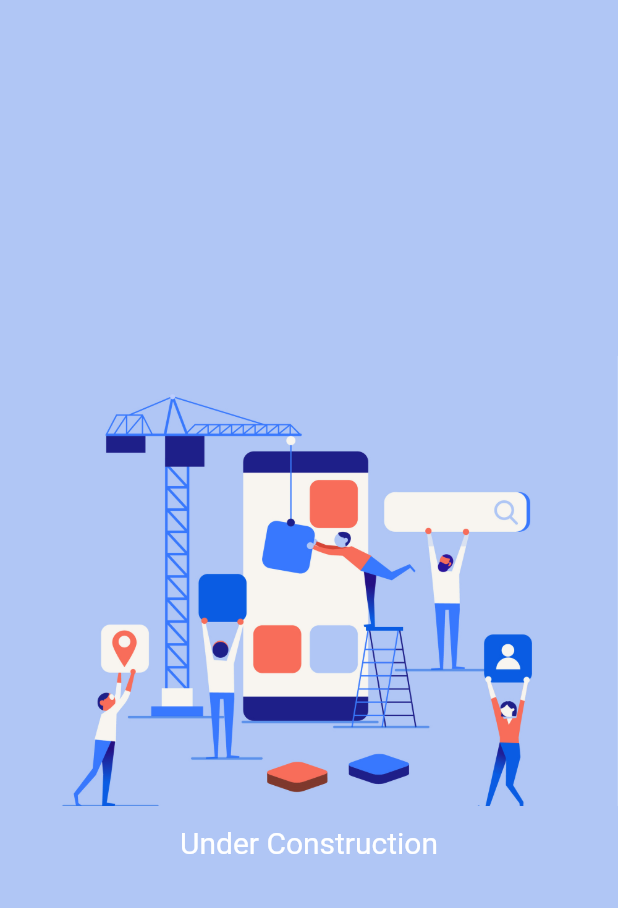
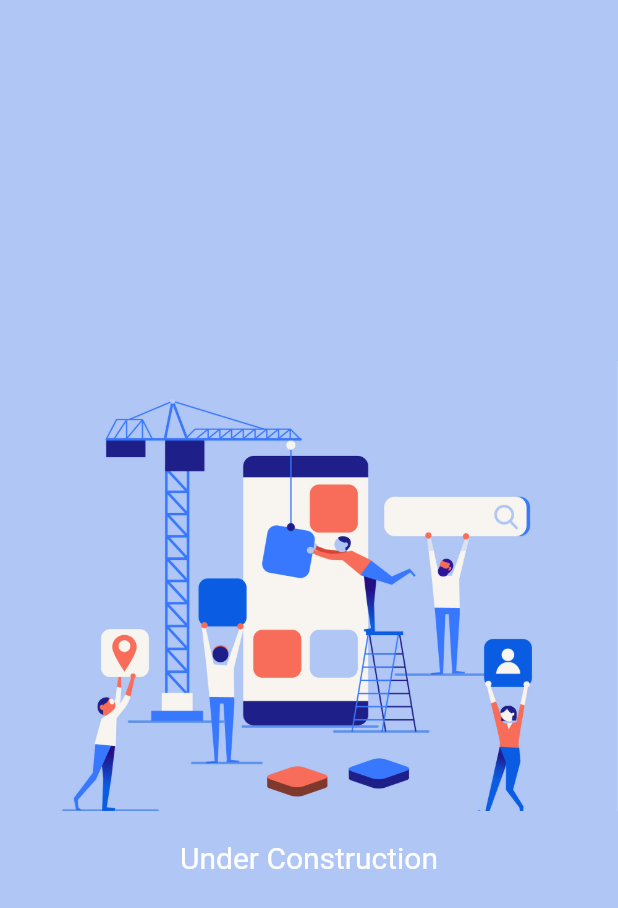
Before and after one commit to vscodeguru/uts-guru, a Flutter app: the screen it shows after launch, after a tap on "RECHARGE", on a phone screen of 412 x 824 dp. Shown: the top 908 px of the screen. Run offline on Flutter 3.47's test engine with Material 2 defaults, Android fonts, the phone set to English and light mode, and no system bars; our stand-ins replace carousel_pro, dio, flutter_svg, keyboard_actions, toast.

Commit message:
Final Commit in UI

```diff
--- a/lib/Dashboard/dashboard.dart
+++ b/lib/Dashboard/dashboard.dart
@@ -96,9 +96,9 @@ class _DashboardState extends State<Dashboard> {
         now.difference(currentBackPressTime) > Duration(seconds: 2)) {
       currentBackPressTime = now;
       Toast.show('Press back again to exit the app', context,
-          duration: 2, backgroundColor: Helper.hexColor('#79afbb'));
+          duration: 2, backgroundColor: Colors.blueGrey[500]);
       return Future.value(false);
     }
-    return SystemChannels.platform.invokeMethod('SystemNavigator.pop');
+   return SystemNavigator.pop();
   }
 }
--- a/lib/Dashboard/widget/ServiceCardWidget.dart
+++ b/lib/Dashboard/widget/ServiceCardWidget.dart
@@ -24,7 +24,7 @@ class ServiceCardWidget extends StatelessWidget {
           onTap: () {
             Navigator.of(context).pushNamed("/error");
           },
-          child: buildContainer('assets/Images/ecommerce/online.png'),
+          child: buildContainer('assets/Images/slider/e-shopping.jpg'),
         ),
       ],
     );
@@ -38,7 +38,8 @@ class ServiceCardWidget extends StatelessWidget {
           image: AssetImage(assetPath),
           fit: BoxFit.cover,
         ),
-          boxShadow: [Helper.buildBoxShadow()]),
+        boxShadow: [Helper.buildBoxShadow()],
+      ),
       height: 180,
     );
   }
--- a/lib/Error/ErrorFile.dart
+++ b/lib/Error/ErrorFile.dart
@@ -12,8 +12,7 @@ class _ErrorPageWidgetState extends State<ErrorPageWidget> {
   Widget build(BuildContext context) {
     return Scaffold(
       backgroundColor: Helper.hexColor('#B0C6F5'),
-      body: Center(
-        child: Column(
+      body: Column(
       mainAxisAlignment: MainAxisAlignment.center,
         children: <Widget>[
           Container(
@@ -25,15 +24,12 @@ class _ErrorPageWidgetState extends State<ErrorPageWidget> {
               ),
             ),
           ),
-            Padding(
-              padding: const EdgeInsets.all(13.0),
-              child: Text(
+          SizedBox(height: 20,),
+          Text(
             'Under Construction',
             style: TextStyle(color: Colors.white, fontSize: 20),
-              ),
           )
         ],
-        ),
       ),
     );
   }
--- a/lib/InvestmentDetails/containerWidget.dart
+++ b/lib/InvestmentDetails/containerWidget.dart
@@ -10,7 +10,7 @@ class InvestmentWidget extends StatelessWidget {
   @override
   Widget build(BuildContext context) {
     return Container(
-      height: MediaQuery.of(context).size.height * 2.45,
+      height: MediaQuery.of(context).size.height * 2.37,
       child: Stack(
         children: <Widget>[
           Container(
@@ -496,6 +496,6 @@ class News1 extends StatelessWidget {
   @override
   Widget build(BuildContext context) {
     return Positioned.fill(
-        top: MediaQuery.of(context).size.height * 1.24  , child: new ListView2());
+        top: MediaQuery.of(context).size.height * 1.24, child: new ListView2());
   }
 }
--- a/lib/InvestmentDetails/dashboardprofile.dart
+++ b/lib/InvestmentDetails/dashboardprofile.dart
@@ -1,6 +1,6 @@
+import 'package:dio/dio.dart';
 import 'package:flutter/cupertino.dart';
 import 'package:flutter/material.dart';
-
 import 'containerWidget.dart';
 
 class UserProfile extends StatefulWidget {
@@ -25,7 +25,6 @@ class _UserProfileState extends State<UserProfile> {
   }
 }
 
-
 class InvestmentWidgetDefinition extends StatelessWidget {
   const InvestmentWidgetDefinition({
     Key key,
--- a/lib/Registration/registration.dart
+++ b/lib/Registration/registration.dart
@@ -141,7 +141,7 @@ class _ContentState extends State<Content> with TickerProviderStateMixin {
                       Column(
                         children: <Widget>[
                           Padding(
-                            padding: const EdgeInsets.only(top: 18.0),
+                            padding: const EdgeInsets.only(top: 38.0),
                             child: Container(
                               height: 240,
                               width: double.infinity,
--- a/lib/TopUp/topup.dart
+++ b/lib/TopUp/topup.dart
@@ -154,7 +154,7 @@ class _ContentState extends State<Content> with TickerProviderStateMixin {
                       Column(
                         children: <Widget>[
                           Padding(
-                            padding: const EdgeInsets.only(top: 18.0),
+                            padding: const EdgeInsets.only(top: 38.0),
                             child: Container(
                               height: 240,
                               width: double.infinity,
--- a/lib/Utils/helper.dart
+++ b/lib/Utils/helper.dart
@@ -1,6 +1,6 @@
 import 'package:flutter/material.dart';
 
-class Helper  {
+class Helper {
   static BoxShadow buildBoxShadow({
     String color = '#d8d8d8',
     double blurRadius = 10.0,
@@ -18,7 +18,8 @@ class Helper  {
       ),
     );
   }
-   static Color hexColor(final String hexColor) => _HexColor(hexColor);
+
+  static Color hexColor(final String hexColor) => _HexColor(hexColor);
 }
 
 class _HexColor extends Color {
--- a/lib/main.dart
+++ b/lib/main.dart
@@ -1,4 +1,3 @@
-
 import 'package:UTS/Error/ErrorFile.dart';
 import 'package:flutter/material.dart';
 import 'package:flutter/services.dart';
--- a/pubspec.yaml
+++ b/pubspec.yaml
@@ -20,10 +20,12 @@ dependencies:
   flutter:
     sdk: flutter
   carousel_pro: ^0.0.13
-  font_awesome_flutter: ^8.4.0
   flutter_svg: ^0.12.4
   keyboard_actions: ^2.0.1
   toast: ^0.1.3
+  http: ^0.12.0+2
+  dio: ^1.0.14
+  rxdart: ^0.20.0
 
   # The following adds the Cupertino Icons font to your application.
   # Use with the CupertinoIcons class for iOS style icons.
```
Also changed, not shown: lib/Dashboard/widget/RechargeBookingWidget.dart (+5 -4 lines), assets/Images/ecommerce/online.jpg (added), assets/Images/ecommerce/online.png (deleted), pubspec.lock. Lines whose indentation alone changed are shown as unchanged.
